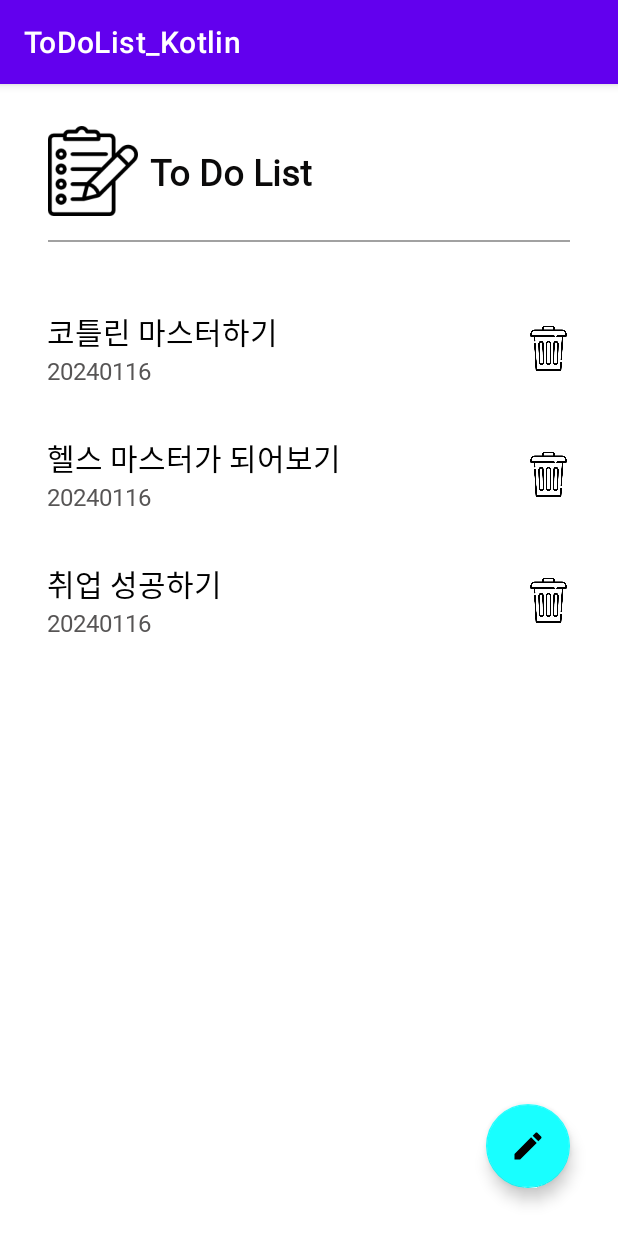
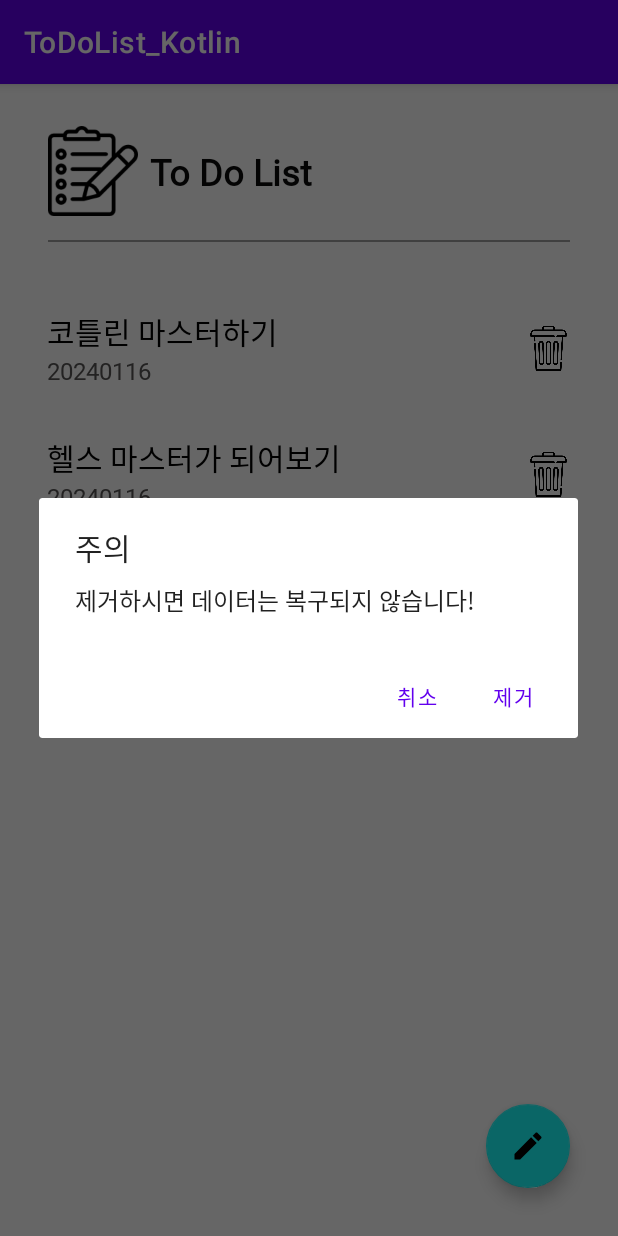
Before and after one commit to kkh725/ToDoList_Kotlin, an Android app: the screen it shows after launch (ListMainActivity), after a tap on an icon or button, on a phone screen of 412 x 824 dp. Run offline under Robolectric (Android 15) with nearby library versions, the light colour scheme and no system bars.

Commit message:
remove Todolist

```diff
--- a/app/src/main/java/com/example/todolist_kotlin/adapter/TodoAdapter.kt
+++ b/app/src/main/java/com/example/todolist_kotlin/adapter/TodoAdapter.kt
@@ -1,8 +1,12 @@
 package com.example.todolist_kotlin.adapter
 
+import android.content.DialogInterface
 import android.util.Log
 import android.view.LayoutInflater
 import android.view.ViewGroup
+import android.widget.Toast
+import android.widget.Toast.LENGTH_SHORT
+import androidx.appcompat.app.AlertDialog
 import androidx.recyclerview.widget.RecyclerView
 import com.example.todolist_kotlin.databinding.ListItemTodoBinding //listitemtodo xml 파일을 binding
 import com.example.todolist_kotlin.model.TodoInfo
@@ -44,7 +48,8 @@ private var lstTodo : ArrayList<TodoInfo> = ArrayList()
      * 이미 생성자로 List_Item_todo xml 이 참조되어있음. 따라서 binding으로 그냥 사용하기만하면됨.
      */
 
-    class TodoViewHolder(private val binding : ListItemTodoBinding) : RecyclerView.ViewHolder(binding.root){ //recyclerview의 viewholder이 todoviewholder의 본질.
+    //inner 클래스로 정의해줄시에 부모 클래스의 private 에 접근가능하다.
+    inner class TodoViewHolder(private val binding : ListItemTodoBinding) : RecyclerView.ViewHolder(binding.root){ //recyclerview의 viewholder이 todoviewholder의 본질.
         fun bind(todoItem : TodoInfo){
             binding.tvContent.text = todoItem.todoContent
             binding.tvDate.text = todoItem.todoDate
@@ -52,7 +57,21 @@ private var lstTodo : ArrayList<TodoInfo> = ArrayList()
             //리스트 삭제버튼 클릭연동
             binding.btnRemove.setOnClickListener {
                 //쓰레기통 클릭시 내부 로직 구현.
-                Log.d("hi","hi")
+                //onBindViewHolder에서 todoItem을 bind
+                AlertDialog.Builder(binding.root.context)
+                    .setTitle("주의")
+                    .setMessage("제거하시면 데이터는 복구되지 않습니다!\n")
+                    .setPositiveButton("제거",DialogInterface.OnClickListener { dialog, which ->
+                        lstTodo.remove(todoItem)
+                        notifyDataSetChanged()
+                        Toast.makeText(binding.root.context,"제거되었습니다.", LENGTH_SHORT).show()
+                    })
+                    .setNegativeButton("취소",DialogInterface.OnClickListener { dialog, which ->
+
+                    })
+                    .show()
+
+
             }
         }
     }
```
